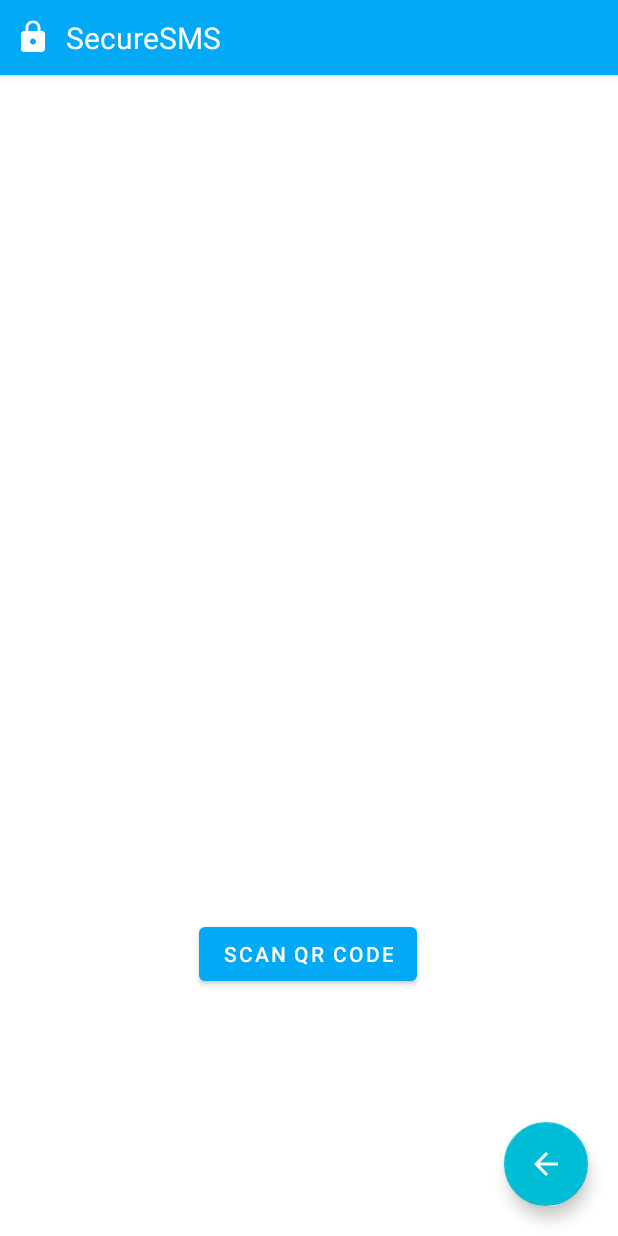
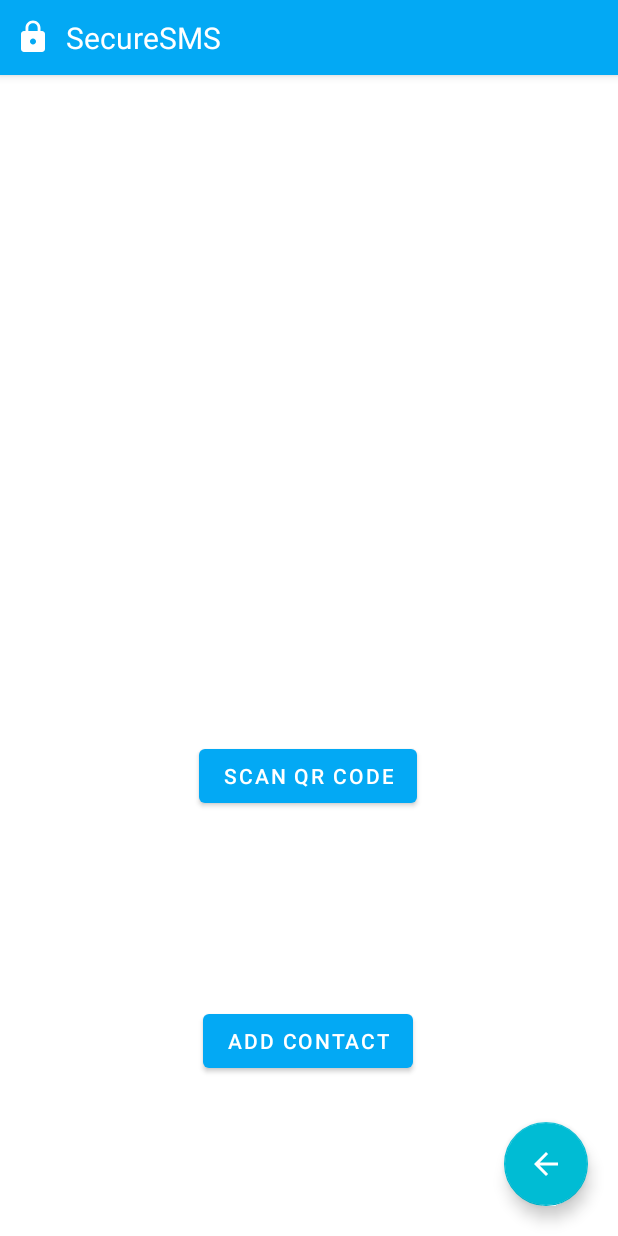
Before and after one commit to Grav3Dancer/PIMSecureSMS, an Android app: the layout activity_add_contact.xml on its own in the app's theme, with its tools: preview values and no code run, on a phone screen of 412 x 824 dp. Run offline under Robolectric (Android 15) with nearby library versions, the light colour scheme and no system bars.

Commit message:
Works, kinda

```diff
--- a/app/src/main/java/com/example/securesms/DataModels/ContactDataModel.kt
+++ b/app/src/main/java/com/example/securesms/DataModels/ContactDataModel.kt
@@ -1,6 +1,7 @@
 package com.example.securesms.DataModels
 
 import java.io.Serializable
+import java.math.BigInteger
 
 data class ContactDataModel(
     val userIdA: String = "",
--- a/app/src/main/java/com/example/securesms/ScannerActivity.kt
+++ b/app/src/main/java/com/example/securesms/ScannerActivity.kt
@@ -49,9 +49,6 @@ class ScannerActivity : AppCompatActivity() {
 
         codeScanner.decodeCallback = DecodeCallback {
             // here we have it.text with decoded data
-            runOnUiThread {
-                Toast.makeText(this, "Scan result: ${it.text}", Toast.LENGTH_LONG).show()
-            }
             setResult(Activity.RESULT_OK,
                 Intent()
                     .putExtra("scannedText", it.text))
--- a/app/src/main/res/layout/activity_add_contact.xml
+++ b/app/src/main/res/layout/activity_add_contact.xml
@@ -5,6 +5,18 @@
     android:layout_width="match_parent"
     android:layout_height="match_parent"
     tools:context=".AddContactActivity">
+
+    <Button
+        android:id="@+id/buttonConfirmAdd"
+        android:layout_width="wrap_content"
+        android:layout_height="wrap_content"
+        android:text="Add contact"
+        app:layout_constraintBottom_toBottomOf="parent"
+        app:layout_constraintEnd_toEndOf="parent"
+        app:layout_constraintHorizontal_bias="0.498"
+        app:layout_constraintStart_toStartOf="parent"
+        app:layout_constraintTop_toBottomOf="@+id/imageViewQR"
+        app:layout_constraintVertical_bias="0.677" />
 
     <com.google.android.material.appbar.AppBarLayout
         android:id="@+id/appBarLayout"
@@ -74,15 +86,18 @@
         app:layout_constraintEnd_toEndOf="parent"
         app:layout_constraintHorizontal_bias="0.498"
         app:layout_constraintStart_toStartOf="parent"
-        app:layout_constraintTop_toBottomOf="@+id/imageViewQR" />
+        app:layout_constraintTop_toBottomOf="@+id/imageViewQR"
+        app:layout_constraintVertical_bias="0.139" />
 
     <TextView
         android:id="@+id/scannedText"
         android:layout_width="wrap_content"
         android:layout_height="wrap_content"
-        app:layout_constraintBottom_toTopOf="@+id/buttonGoToScanner"
+        app:layout_constraintBottom_toTopOf="@+id/buttonConfirmAdd"
         app:layout_constraintEnd_toEndOf="parent"
+        app:layout_constraintHorizontal_bias="0.498"
         app:layout_constraintStart_toStartOf="parent"
-        app:layout_constraintTop_toBottomOf="@+id/imageViewQR" />
+        app:layout_constraintTop_toBottomOf="@+id/imageViewQR"
+        app:layout_constraintVertical_bias="0.822" />
 
 </androidx.constraintlayout.widget.ConstraintLayout>
```
Also changed, not shown: app/src/main/java/com/example/securesms/AddContactActivity.kt (+26 -5 lines), app/src/main/java/com/example/securesms/MainActivity.kt (+34 -10 lines), app/src/main/java/com/example/securesms/Services/FirebaseService.kt (+8 -9 lines), app/src/main/java/com/example/securesms/authentication/LoginActivity.kt (+3 -8 lines).
